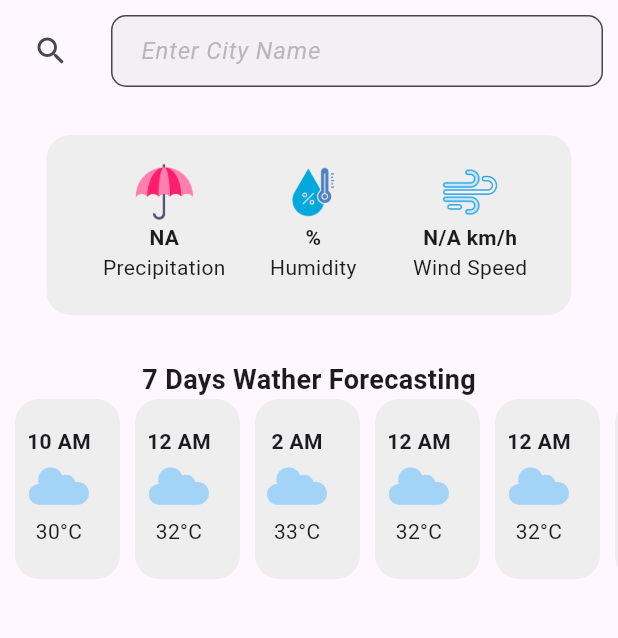
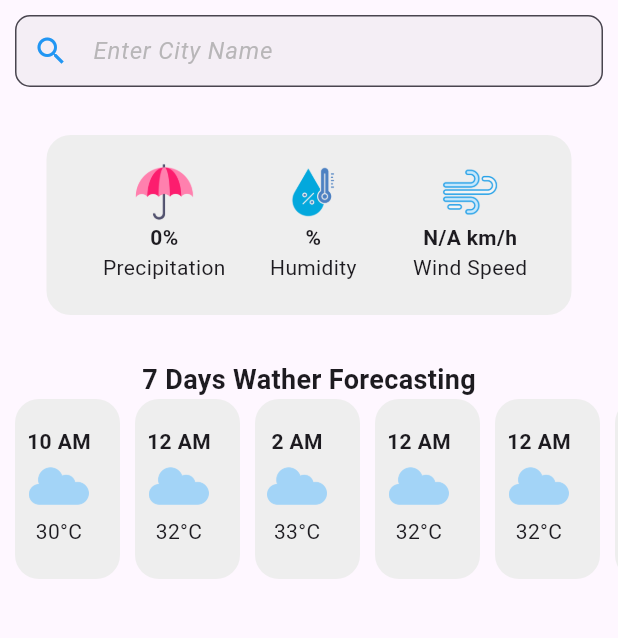
Before and after one commit to sharadbisi/weather_app, a Flutter app: the screen it shows after launch, on a phone screen of 412 x 824 dp, the part 84-722 px from its top. Run offline on Flutter 3.47's test engine with Material 3 defaults, Android fonts, the phone set to English and light mode, and no system bars; our stand-ins replace geocoding, geolocator.

Commit message:
update on location search

```diff
--- a/lib/home.dart
+++ b/lib/home.dart
@@ -56,6 +56,7 @@ class _MyHomePageState extends State<MyHomePage> {
       case 'dust':
       case 'fog':
         return 'images/weather/cloudy.png';
+      // return 'http://openweathermap.org/img/w/${_weather?.icon}.png';
       case 'rain':
       case 'drizzle':
       case 'shower rain':
@@ -87,14 +88,15 @@ class _MyHomePageState extends State<MyHomePage> {
               child: TextField(
                 controller: _searchController,
                 decoration: InputDecoration(
-                  icon: IconButton(
-                      onPressed: () {
-                        String cityName = _searchController.text;
-                        if (cityName.isNotEmpty) {
-                          _searchWeather(cityName);
-                        }
-                      },
-                      icon: const Icon(Icons.search)),
+                  prefixIcon: IconButton(
+                    onPressed: () {
+                      String cityName = _searchController.text.trim();
+                      if (cityName.isNotEmpty) {
+                        _searchWeather(cityName);
+                      }
+                    },
+                    icon: const Icon(Icons.search, color: Colors.blue),
+                  ),
                   hintText: 'Enter City Name',
                   border: OutlineInputBorder(
                     borderRadius: BorderRadius.circular(10.0),
@@ -119,12 +121,15 @@ class _MyHomePageState extends State<MyHomePage> {
             if (_weather != null) ...[
               Text(
                 _weather!.cityName,
-                style: const TextStyle(fontSize: 25, fontWeight: FontWeight.w700),
+                style:
+                    const TextStyle(fontSize: 25, fontWeight: FontWeight.w700),
               ),
               Image.asset(
                 getWeatherCondition(_weather!.mainCondition),
                 height: 100,
               ),
+
+              // Image.network(getWeatherCondition(_weather!.mainCondition)),
               const SizedBox(height: 20),
               Text(
                 '${_weather!.temp.round()}°C ${_weather!.mainCondition}',
@@ -163,16 +168,18 @@ class _MyHomePageState extends State<MyHomePage> {
                           if (_weather?.rain != null)
                             Text(
                               'Rain: ${_weather!.rain}mm',
-                              style: const TextStyle(fontWeight: FontWeight.bold),
+                              style:
+                                  const TextStyle(fontWeight: FontWeight.bold),
                             ),
                           if (_weather?.snow != null)
                             Text(
                               'Snow: ${_weather!.snow}mm',
-                              style: const TextStyle(fontWeight: FontWeight.bold),
+                              style:
+                                  const TextStyle(fontWeight: FontWeight.bold),
                             ),
                           if ((_weather?.rain) == null) ...[
                             const Text(
-                              'NA',
+                              '0%',
                               style: TextStyle(fontWeight: FontWeight.bold),
                             ),
                           ],
@@ -185,7 +192,8 @@ class _MyHomePageState extends State<MyHomePage> {
                       padding: const EdgeInsets.only(top: 18),
                       child: Column(
                         children: [
-                          Image.asset('images/weather/humidity.png', height: 40),
+                          Image.asset('images/weather/humidity.png',
+                              height: 40),
                           Text(
                             '${_weather?.humidity ?? ''}%',
                             style: const TextStyle(fontWeight: FontWeight.bold),
@@ -270,7 +278,8 @@ class _MyHomePageState extends State<MyHomePage> {
                           child: Column(
                             children: [
                               const Text('12 AM',
-                                  style: TextStyle(fontWeight: FontWeight.bold)),
+                                  style:
+                                      TextStyle(fontWeight: FontWeight.bold)),
                               Image.asset('images/weather/cloudy.png',
                                   height: 40),
                               const Text('32°C')
@@ -296,7 +305,8 @@ class _MyHomePageState extends State<MyHomePage> {
                           child: Column(
                             children: [
                               const Text('2 AM',
-                                  style: TextStyle(fontWeight: FontWeight.bold)),
+                                  style:
+                                      TextStyle(fontWeight: FontWeight.bold)),
                               Image.asset('images/weather/cloudy.png',
                                   height: 40),
                               const Text('33°C')
@@ -322,7 +332,8 @@ class _MyHomePageState extends State<MyHomePage> {
                           child: Column(
                             children: [
                               const Text('12 AM',
-                                  style: TextStyle(fontWeight: FontWeight.bold)),
+                                  style:
+                                      TextStyle(fontWeight: FontWeight.bold)),
                               Image.asset('images/weather/cloudy.png',
                                   height: 40),
                               const Text('32°C')
@@ -348,7 +359,8 @@ class _MyHomePageState extends State<MyHomePage> {
                           child: Column(
                             children: [
                               const Text('12 AM',
-                                  style: TextStyle(fontWeight: FontWeight.bold)),
+                                  style:
+                                      TextStyle(fontWeight: FontWeight.bold)),
                               Image.asset('images/weather/cloudy.png',
                                   height: 40),
                               const Text('32°C')
@@ -374,7 +386,8 @@ class _MyHomePageState extends State<MyHomePage> {
                           child: Column(
                             children: [
                               const Text('12 AM',
-                                  style: TextStyle(fontWeight: FontWeight.bold)),
+                                  style:
+                                      TextStyle(fontWeight: FontWeight.bold)),
                               Image.asset('images/weather/cloudy.png',
                                   height: 40),
                               const Text('32°C')
@@ -400,7 +413,8 @@ class _MyHomePageState extends State<MyHomePage> {
                           child: Column(
                             children: [
                               const Text('12 AM',
-                                  style: TextStyle(fontWeight: FontWeight.bold)),
+                                  style:
+                                      TextStyle(fontWeight: FontWeight.bold)),
                               Image.asset('images/weather/cloudy.png',
                                   height: 40),
                               const Text('32°C')
--- a/lib/model.dart
+++ b/lib/model.dart
@@ -6,6 +6,7 @@ class Weather {
   final double? rain;// Add a field for precipitation
   final double? snow;
   final double? windSpeed;
+  final String icon;
   // final DateTime dateTime;
 
 
@@ -17,6 +18,7 @@ class Weather {
     this.rain, // Initialized as optional
     this.snow,
     this.windSpeed,
+    required this.icon,
     // required this.dateTime,
   });
 
@@ -29,6 +31,7 @@ class Weather {
       rain: json['rain']?['1h'], // Parse rain volume for the last 1 hour if available
       snow: json['snow']?['1h'],
       windSpeed: json['wind']['speed'] != null ? (json['wind']['speed'].toDouble() / 0.2777777) : null,
+      icon: json['weather'][0]['icon'],
       // dateTime: DateTime.fromMillisecondsSinceEpoch(json['dt'] * 1000), // Parse date/time from timestamp
     );
   }
```
